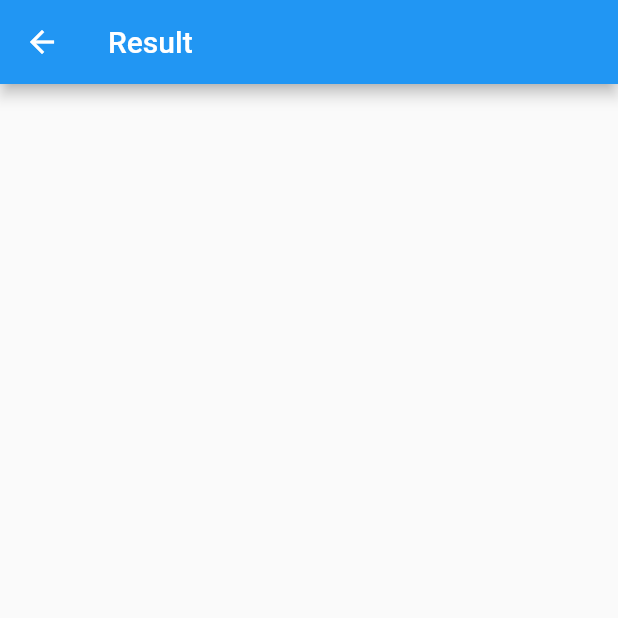
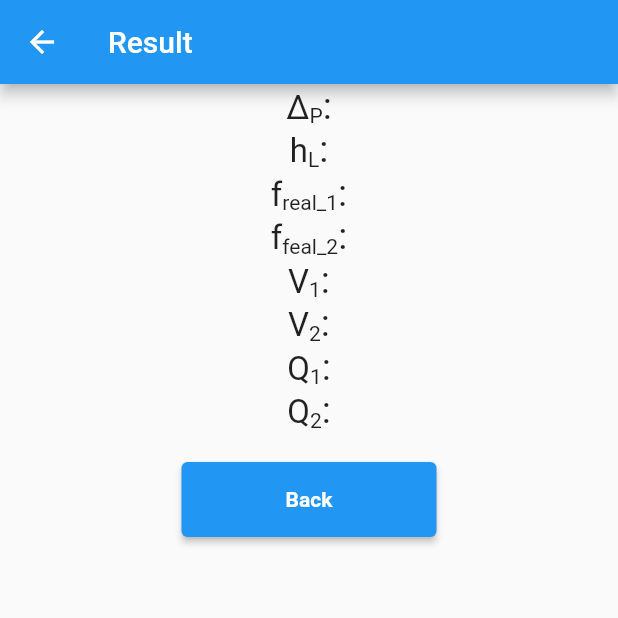
Before and after one commit to Hitbee-dev/measuring_for_pipe_pressure, a Flutter app: the ResultPage screen opened by its route, on a phone screen of 412 x 824 dp, the top half of it. Run offline on Flutter 3.47's test engine with Material 2 defaults, Android fonts, the phone set to English and light mode, and no system bars; our stand-ins replace get.

Commit message:
clone data remove

```diff
--- a/lib/page/result_page.dart
+++ b/lib/page/result_page.dart
@@ -24,16 +24,24 @@ class _ResultPageState extends State<ResultPage> {
         ),
         body: SafeArea(
           child: SingleChildScrollView(
-            child: Center(
             child: Row(
               mainAxisAlignment: MainAxisAlignment.center,
-                crossAxisAlignment: CrossAxisAlignment.start,
               children: [
                 Column(
-                    children: [],
+                  mainAxisAlignment: MainAxisAlignment.start,
+                  children: [
+                    resultText("Δ", "P", ":"),
+                    resultText("h", "L", ":"),
+                    resultText("f", "real_1", ":"),
+                    resultText("f", "feal_2", ":"),
+                    resultText("V", "1", ":"),
+                    resultText("V", "2", ":"),
+                    resultText("Q", "1", ":"),
+                    resultText("Q", "2", ":"),
+                    backButton()
+                  ],
                 ),
               ],
-              ),
             ),
           ),
         ),
@@ -41,7 +49,18 @@ class _ResultPageState extends State<ResultPage> {
     );
   }
 
-  Widget resultButton() {
+  Widget resultText(String result_f, String result_m, String result_b) {
+    return Row(
+      crossAxisAlignment: CrossAxisAlignment.end,
+      children: [
+        Text(result_f, style: TextStyle(fontSize: 22)),
+        Text(result_m, style: TextStyle(fontSize: 14)),
+        Text(result_b, style: TextStyle(fontSize: 25)),
+      ],
+    );
+  }
+
+  Widget backButton() {
     return Container(
       padding: EdgeInsets.only(top: 20),
       height: 70,
```
Lines whose indentation alone changed are shown as unchanged.
